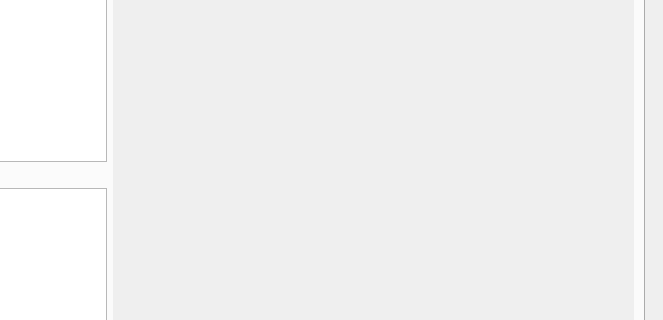
First picture: the form in utils/MetaX_GUI/MainWindow.ui, repository byemaxx/MetaX, before the edit; both pictures show x 444 to 1107 and y 188 to 508 of the 1107 by 684 pixel window.
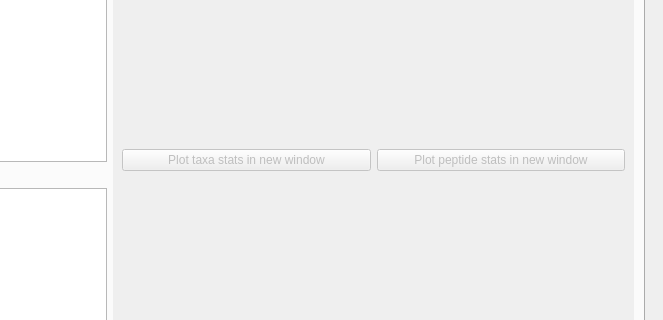
Second picture: the form after the edit. The open tabs and pages were chosen to show the change.

Commit message: modified:   utils/GUI.py     add function to plot overview stats in new window 	modified:   utils/taxaFuncPloter/basic_plot.py     change the return ax.get_figure() ->         return ax

What changed in the file:
```diff
--- a/utils/MetaX_GUI/MainWindow.ui
+++ b/utils/MetaX_GUI/MainWindow.ui
@@ -237,7 +237,7 @@
                  <x>0</x>
                  <y>0</y>
                  <width>491</width>
-                 <height>459</height>
+                 <height>463</height>
                 </rect>
                </property>
                <attribute name="label">
@@ -245,6 +245,26 @@
                </attribute>
                <layout class="QGridLayout" name="gridLayout_27">
                 <item row="0" column="0">
+                 <widget class="QPushButton" name="pushButton_overview_tax_plot_new_window">
+                  <property name="enabled">
+                   <bool>false</bool>
+                  </property>
+                  <property name="text">
+                   <string>Plot taxa stats in new window</string>
+                  </property>
+                 </widget>
+                </item>
+                <item row="0" column="1">
+                 <widget class="QPushButton" name="pushButton_overview_peptide_plot_new_window">
+                  <property name="enabled">
+                   <bool>false</bool>
+                  </property>
+                  <property name="text">
+                   <string>Plot peptide stats in new window</string>
+                  </property>
+                 </widget>
+                </item>
+                <item row="1" column="0" colspan="2">
                  <layout class="QVBoxLayout" name="verticalLayout_overview_plot"/>
                 </item>
                </layout>
```
Left out of the diff: 17 changed lines with no effect on the pictures. The commit also changes 3 other files.
